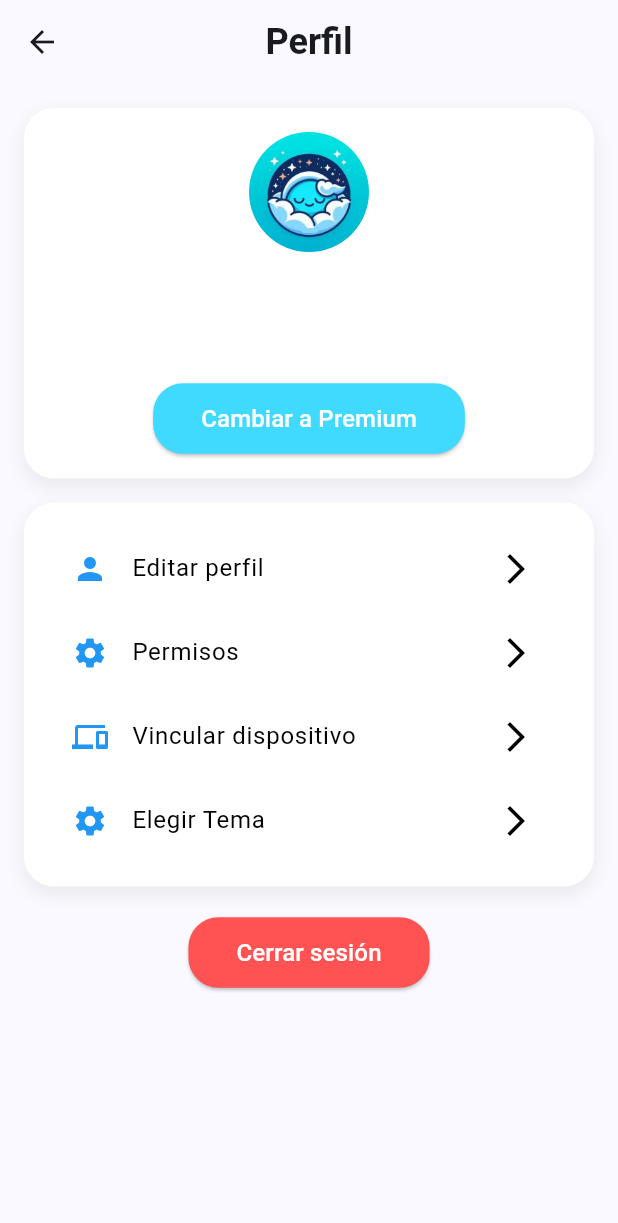
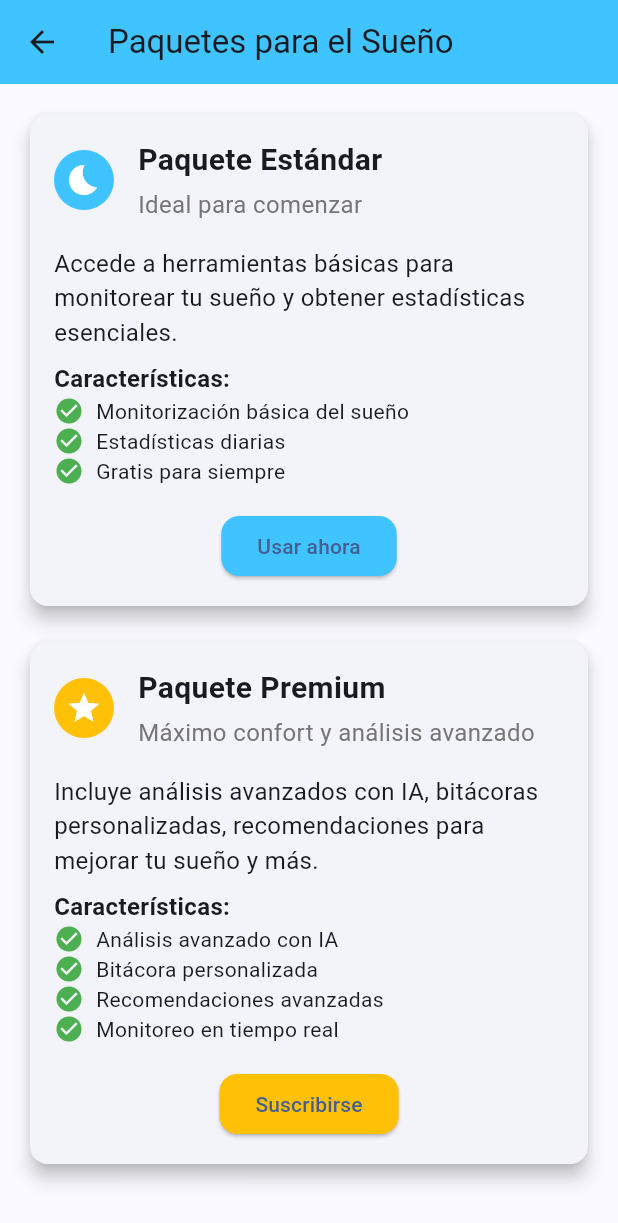
Before and after one commit to DarkCrones1/sleepwell_app, a Flutter app: the ScreenProfilePage screen opened directly, after a tap on "Cambiar a Premium", on a phone screen of 412 x 824 dp. Shown: the top 1223 px of the screen. Run offline on Flutter 3.47's test engine with Material 3 defaults, Android fonts, the phone set to English and light mode, and no system bars; our stand-ins replace fl_chart, flutter_local_notifications, flutter_secure_storage, logger; missing offline and left inert: flutter_health_connect; accounts and stored records are empty; network calls fail.

Commit message:
some chabnges

```diff
--- a/lib/main.dart
+++ b/lib/main.dart
@@ -3,12 +3,14 @@ import 'package:provider/provider.dart';
 // import 'package:provider/provider.dart';
 import 'package:sleepwell_app/config/theme.dart';
 import 'package:sleepwell_app/presentation/screens/screen_navbar/screen_navbar.dart';
+import 'package:sleepwell_app/presentation/screens/screen_packages/screen_packages.dart';
 import 'package:sleepwell_app/presentation/screens/screen_permision/screen_permision_user.dart';
 import 'package:sleepwell_app/presentation/screens/screen_principal/screen_time.dart';
 import 'package:sleepwell_app/presentation/screens/screen_user/screen_edit_profile.dart';
 import 'package:sleepwell_app/presentation/screens/screen_user/screen_user_login.dart';
 import 'package:sleepwell_app/presentation/screens/screen_user/screen_user_recover.dart';
 import 'package:sleepwell_app/presentation/screens/screen_user/screen_user_signup.dart';
+import 'package:sleepwell_app/presentation/screens/screen_wearable/screen_wearable.dart';
 import 'package:sleepwell_app/providers/data_dream_providers/data_dream_provider.dart';
 import 'package:sleepwell_app/providers/user_commend_providers/user_commend_provider.dart';
 import 'package:sleepwell_app/providers/user_providers/user_account_provider.dart';
@@ -55,6 +57,8 @@ class MaterialAppWidget extends StatelessWidget {
         '/screen_permissions': (context) => const ScreenPermisionUser(),
         '/edit_profile': (context) => const EditProfilePage(),
         '/screen_time': (context) => const ScreenTimePage(),
+        '/screen_wearable': (context) => const ScreenWearable(),
+        '/screen_packages': (context) => const ScreenPackages()
       },
     );
   }
--- /dev/null
+++ b/lib/presentation/screens/screen_packages/screen_packages.dart
@@ -0,0 +1,170 @@
+// ignore_for_file: prefer_const_constructors, library_private_types_in_public_api
+
+import 'package:flutter/material.dart';
+
+class ScreenPackages extends StatefulWidget {
+  const ScreenPackages({super.key});
+
+  @override
+  _ScreenPackagesState createState() => _ScreenPackagesState();
+}
+
+class _ScreenPackagesState extends State<ScreenPackages> {
+  bool isStandard = true;
+
+  @override
+  Widget build(BuildContext context) {
+    return Scaffold(
+      appBar: AppBar(
+        title: Text("Paquetes para el Sueño"),
+        backgroundColor: isStandard ? Colors.lightBlueAccent : Colors.amber,
+      ),
+      body: Padding(
+        padding: const EdgeInsets.all(16.0),
+        child: Column(
+          crossAxisAlignment: CrossAxisAlignment.stretch,
+          children: [
+            // Card para el paquete estándar
+            PackageCard(
+              title: "Paquete Estándar",
+              subtitle: "Ideal para comenzar",
+              description:
+                  "Accede a herramientas básicas para monitorear tu sueño y obtener estadísticas esenciales.",
+              features: const [
+                "Monitorización básica del sueño",
+                "Estadísticas diarias",
+                "Gratis para siempre"
+              ],
+              color: Colors.lightBlueAccent,
+              icon: Icons.bedtime,
+              buttonText: "Usar ahora",
+              onPressed: () {
+                setState(() {
+                  isStandard = true;
+                });
+              },
+            ),
+            SizedBox(height: 16),
+            // Card para el paquete premium
+            PackageCard(
+              title: "Paquete Premium",
+              subtitle: "Máximo confort y análisis avanzado",
+              description:
+                  "Incluye análisis avanzados con IA, bitácoras personalizadas, recomendaciones para mejorar tu sueño y más.",
+              features: const [
+                "Análisis avanzado con IA",
+                "Bitácora personalizada",
+                "Recomendaciones avanzadas",
+                "Monitoreo en tiempo real"
+              ],
+              color: Colors.amber,
+              icon: Icons.star,
+              buttonText: "Suscribirse",
+              onPressed: () {
+                setState(() {
+                  isStandard = false;
+                });
+              },
+            ),
+          ],
+        ),
+      ),
+    );
+  }
+}
+
+class PackageCard extends StatelessWidget {
+  final String title;
+  final String subtitle;
+  final String description;
+  final List<String> features;
+  final Color color;
+  final IconData icon;
+  final String buttonText;
+  final VoidCallback onPressed;
+
+  const PackageCard({
+    super.key,
+    required this.title,
+    required this.subtitle,
+    required this.description,
+    required this.features,
+    required this.color,
+    required this.icon,
+    required this.buttonText,
+    required this.onPressed,
+  });
+
+  @override
+  Widget build(BuildContext context) {
+    return Card(
+      elevation: 5,
+      shape: RoundedRectangleBorder(borderRadius: BorderRadius.circular(12)),
+      child: Padding(
+        padding: const EdgeInsets.all(16.0),
+        child: Column(
+          crossAxisAlignment: CrossAxisAlignment.start,
+          children: [
+            Row(
+              children: [
+                CircleAvatar(
+                  backgroundColor: color,
+                  child: Icon(icon, color: Colors.white),
+                ),
+                SizedBox(width: 16),
+                Expanded(
+                  child: Column(
+                    crossAxisAlignment: CrossAxisAlignment.start,
+                    children: [
+                      Text(
+                        title,
+                        style: TextStyle(
+                            fontSize: 20, fontWeight: FontWeight.bold),
+                      ),
+                      SizedBox(height: 4),
+                      Text(
+                        subtitle,
+                        style: TextStyle(fontSize: 16, color: Colors.grey[600]),
+                        overflow: TextOverflow.ellipsis,
+                        maxLines: 2,
+                      ),
+                    ],
+                  ),
+                ),
+              ],
+            ),
+            SizedBox(height: 16),
+            Text(description, style: TextStyle(fontSize: 16)),
+            SizedBox(height: 8),
+            Text(
+              "Características:",
+              style: TextStyle(fontWeight: FontWeight.bold, fontSize: 16),
+            ),
+            ...features.map(
+              (feature) => Row(
+                children: [
+                  Icon(Icons.check_circle, color: Colors.green, size: 20),
+                  SizedBox(width: 8),
+                  Text(feature),
+                ],
+              ),
+            ),
+            SizedBox(height: 16),
+            Center(
+              child: ElevatedButton(
+                style: ElevatedButton.styleFrom(
+                  backgroundColor: color,
+                  shape: RoundedRectangleBorder(
+                    borderRadius: BorderRadius.circular(12),
+                  ),
+                ),
+                onPressed: onPressed,
+                child: Text(buttonText),
+              ),
+            ),
+          ],
+        ),
+      ),
+    );
+  }
+}
--- a/lib/presentation/screens/screen_principal/screen_profile.dart
+++ b/lib/presentation/screens/screen_principal/screen_profile.dart
@@ -88,7 +88,9 @@ class ScreenProfilePage extends StatelessWidget {
                             ),
                             const SizedBox(height: 20),
                             ElevatedButton(
-                              onPressed: () {},
+                              onPressed: () {
+                                Navigator.pushNamed(context, '/screen_packages');
+                              },
                               style: ElevatedButton.styleFrom(
                                 backgroundColor:
                                     const Color(0xFF40D9FF),
@@ -150,7 +152,7 @@ class ScreenProfilePage extends StatelessWidget {
                               icon: Icons.devices,
                               text: 'Vincular dispositivo',
                               onTap: () {
-                                // Acción para vincular dispositivo
+                                Navigator.pushNamed(context, '/screen_wearable');
                               },
                             ),
                             _buildOptionItem(
```
Also changed, not shown: lib/presentation/screens/screen_user/screen_user_login.dart (+38 -24 lines), lib/presentation/screens/screen_wearable/screen_wearable.dart (added, +64 -0 lines).
